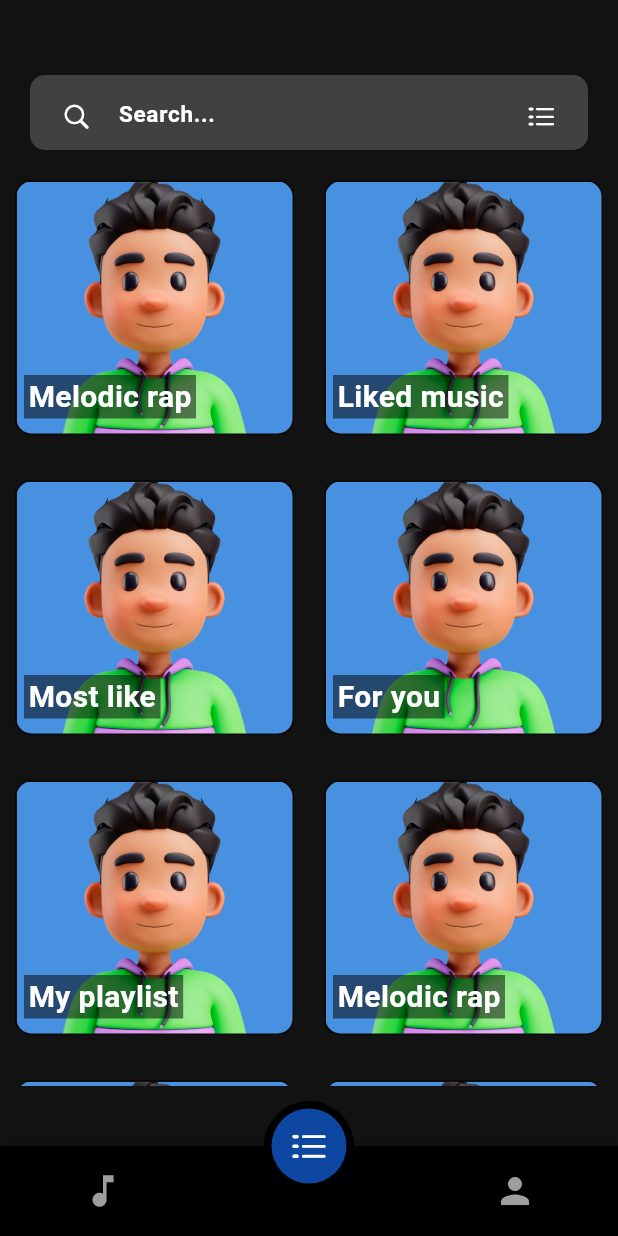
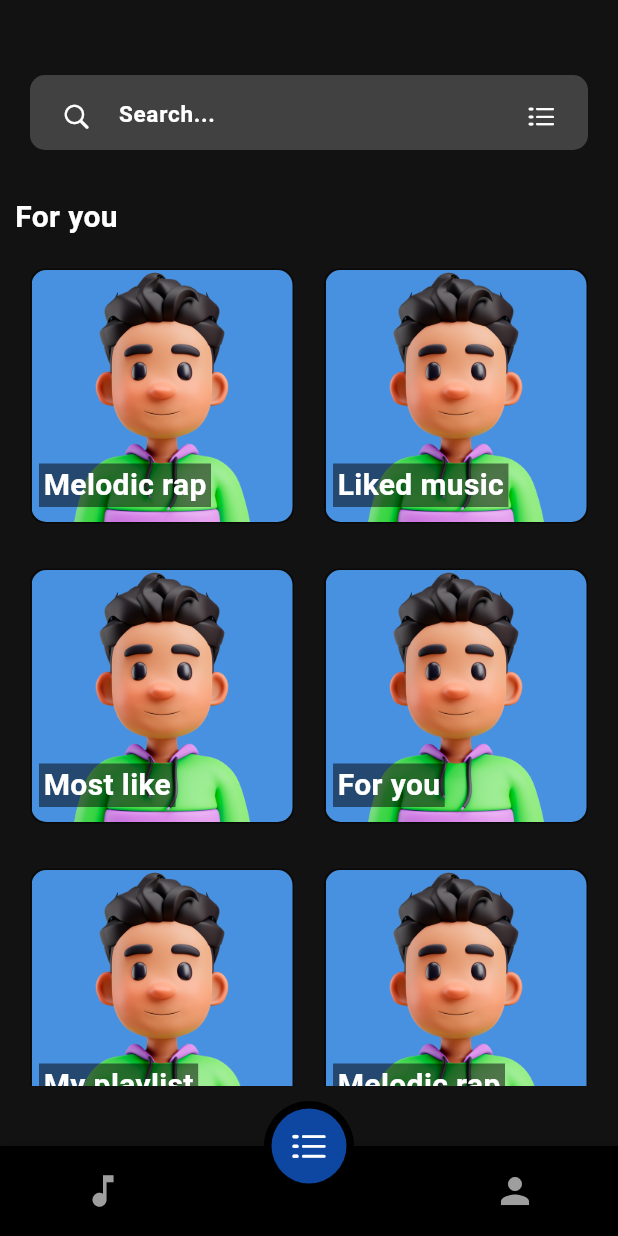
Before and after one commit to Nptp234/flutter_music_app, a Flutter app: the screen it shows after launch, item 2 of the bottom bar chosen, on a phone screen of 412 x 824 dp. Run offline on Flutter 3.47's test engine with Material 3 defaults, Android fonts, the phone set to English and light mode, and no system bars; our stand-ins replace just_audio, motion_tab_bar.

Commit message:
update playlist display

```diff
--- a/lib/ui/pages/playlist.dart
+++ b/lib/ui/pages/playlist.dart
@@ -20,20 +20,6 @@ class _PlaylistPage extends State<PlaylistPage>{
     Playlist(name: "For you", img: 'assets/logoIcon/arvarta.png'),
     Playlist(name: "My playlist", img: 'assets/logoIcon/arvarta.png'),
     Playlist(name: "Melodic rap", img: 'assets/logoIcon/arvarta.png'),
-    Playlist(name: "Liked music", img: 'assets/logoIcon/arvarta.png'),
-    Playlist(name: "Most like", img: 'assets/logoIcon/arvarta.png'),
-    Playlist(name: "For you", img: 'assets/logoIcon/arvarta.png'),
-    Playlist(name: "My playlist", img: 'assets/logoIcon/arvarta.png'),
-    Playlist(name: "Melodic rap", img: 'assets/logoIcon/arvarta.png'),
-    Playlist(name: "Liked music", img: 'assets/logoIcon/arvarta.png'),
-    Playlist(name: "Most like", img: 'assets/logoIcon/arvarta.png'),
-    Playlist(name: "For you", img: 'assets/logoIcon/arvarta.png'),
-    Playlist(name: "My playlist", img: 'assets/logoIcon/arvarta.png'),
-    Playlist(name: "Melodic rap", img: 'assets/logoIcon/arvarta.png'),
-    Playlist(name: "Liked music", img: 'assets/logoIcon/arvarta.png'),
-    Playlist(name: "Most like", img: 'assets/logoIcon/arvarta.png'),
-    Playlist(name: "For you", img: 'assets/logoIcon/arvarta.png'),
-    Playlist(name: "My playlist", img: 'assets/logoIcon/arvarta.png'),
   ];
 
   @override
@@ -59,12 +45,39 @@ class _PlaylistPage extends State<PlaylistPage>{
         children: [
           const MySearchBar(),
 
-          Expanded(
-            // flex: 2,
-            child: GridView.builder(
-              itemCount: _list.isEmpty?1:_list.length,
+          //flexible for overflowed't
+          Flexible(
+            child: ListView(
+              children: [
+                _lstPlaylist(context, 'For you', _list),
+                _lstPlaylist(context, 'Popular playlist', _list),
+                _lstPlaylist(context, 'Lofi', _list),
+                _lstPlaylist(context, 'Vietnamese beat', _list),
+              ],
+            )
+          )
+        ],
+      ),
+    );
+  }
+
+  Widget _lstPlaylist(BuildContext context, String title, List<Playlist> lst){
+    return Container(
+      width: double.infinity,
+      margin: const EdgeInsets.only(bottom: 20),
+      padding: const EdgeInsets.all(10),
+
+      child: Column(
+        mainAxisAlignment: MainAxisAlignment.start,
+        crossAxisAlignment: CrossAxisAlignment.start,
+
+        children: [
+          Text(title, style: const TextStyle(color: Colors.white, fontSize: 20, fontWeight: FontWeight.bold),),
+          const SizedBox(height: 20,),
+          GridView.builder(
+              itemCount: lst.isEmpty?1:lst.length,
               scrollDirection: Axis.vertical,
-              // shrinkWrap: true,
+              shrinkWrap: true,
               physics: const ScrollPhysics(),
               gridDelegate: const SliverGridDelegateWithFixedCrossAxisCount(
                 crossAxisCount: 2,
@@ -75,12 +88,11 @@ class _PlaylistPage extends State<PlaylistPage>{
               itemBuilder: (context, index){
                 return Container(
                   margin: const EdgeInsets.only(bottom: 30, left: 10, right: 10),
-                  child: PlaylistItem(playlist: _list[index]),
+                  child: PlaylistItem(playlist: lst[index]),
                 );
               },
             ),
-          ),
-        ],
+        ]
       ),
     );
   }
```
